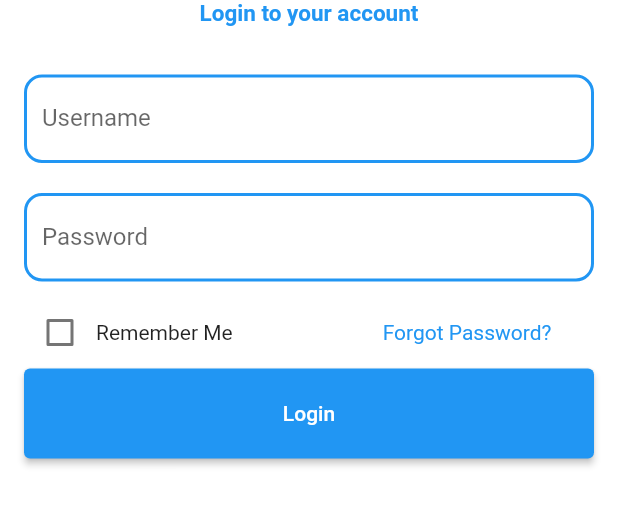
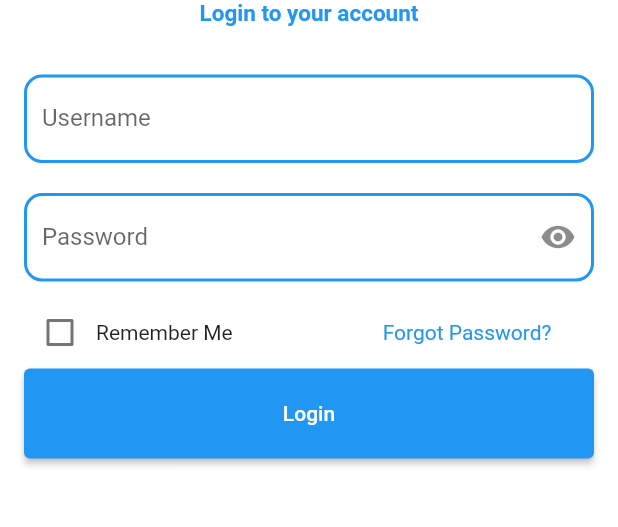
Before and after one commit to ParsalSilwal/flutter_project, a Flutter app: the screen it shows after launch, on a phone screen of 412 x 824 dp, the part 320-847 px from its top. Run offline on Flutter 3.47's test engine with Material 2 defaults, Android fonts, the phone set to English and light mode, and no system bars; our stand-ins replace banner_carousel, connectivity_plus, fluttertoast, google_fonts; missing offline and left inert: dart:ffi.

Commit message:
next commit

```diff
--- a/lib/pages/loginpage.dart
+++ b/lib/pages/loginpage.dart
@@ -15,6 +15,7 @@ class LoginPage extends StatefulWidget {
 }
 
 class _LoginPageState extends State<LoginPage> {
+  bool isVisible = true;
   final TextEditingController phoneController = TextEditingController();
   final TextEditingController passwordController = TextEditingController();
   bool check = false;
@@ -67,7 +68,7 @@ class _LoginPageState extends State<LoginPage> {
                 ),
                 TextFormField(
                   controller: passwordController,
-                  obscureText: true,
+                  obscureText: isVisible,
                   validator: (value) {
                     if (value!.isEmpty) {
                       return "Password cant be empty";
@@ -79,6 +80,16 @@ class _LoginPageState extends State<LoginPage> {
                   decoration: InputDecoration(
                     hintText: 'Enter Password',
                     labelText: 'Password',
+                    suffixIcon: GestureDetector(
+                    onTap: () {
+                      setState(() {
+                        isVisible = !isVisible;
+                      });
+                    },
+                    child: Icon(
+                      isVisible ? Icons.visibility : Icons.visibility_off,
+                    ),
+                  ),
                     focusedBorder: OutlineInputBorder(
                         borderRadius: BorderRadius.all(Radius.circular(12)),
                         borderSide: BorderSide(width: 2, color: Colors.blue)),
```
